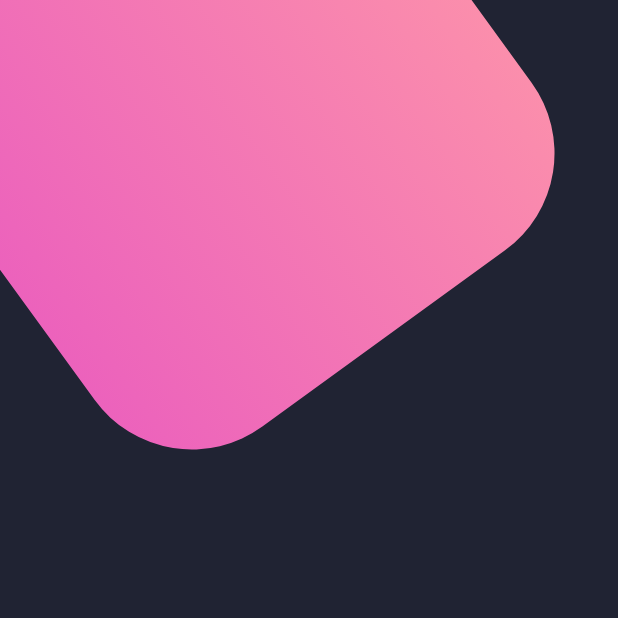
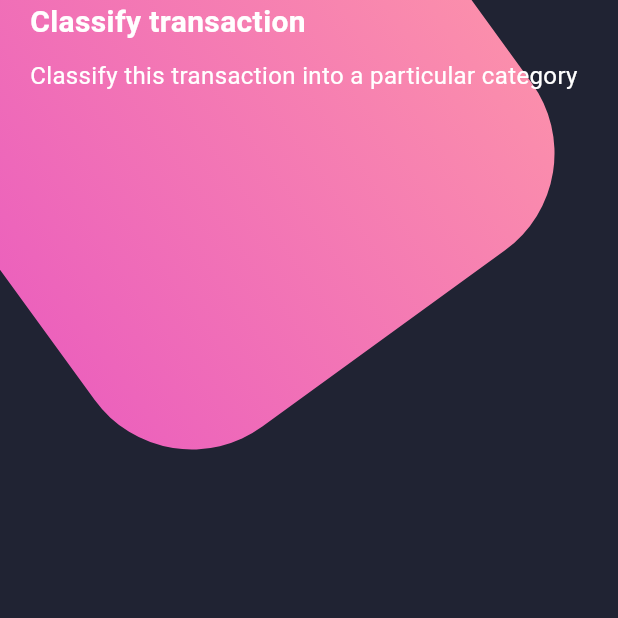
Before and after one commit to Carlo10K/fl_designs, a Flutter app: the screen it shows after launch, on a phone screen of 412 x 824 dp, the top half of it. Run offline on Flutter 3.47's test engine with Material 3 defaults, Android fonts, the light colour scheme and no system bars.

Commit message:
page title

```diff
--- a/lib/main.dart
+++ b/lib/main.dart
@@ -2,6 +2,7 @@
 import 'package:fl_designs/screens/home_screen.dart';
 import 'package:fl_designs/screens/scroll_design.dart';
 import 'package:flutter/material.dart';
+import 'package:flutter/services.dart';
 import 'package:flutter/widgets.dart';
 
 void main() => runApp(const MyApp());
@@ -11,6 +12,7 @@
 
   @override
   Widget build(BuildContext context) {
+    SystemChrome.setSystemUIOverlayStyle(SystemUiOverlayStyle.light);
     return MaterialApp(
       debugShowCheckedModeBanner: false,
       title: 'Material App',
--- a/lib/screens/home_screen.dart
+++ b/lib/screens/home_screen.dart
@@ -1,4 +1,5 @@
 import 'package:fl_designs/widgets/background.dart';
+import 'package:fl_designs/widgets/page_title.dart';
 import 'package:flutter/material.dart';
 
 class HomeScreen extends StatelessWidget {
@@ -9,9 +10,27 @@
     return Scaffold(
       body: Center(
         child: Stack(
-          children: [Background()],
+          children: [Background(), _HomeBody()],
         ),
       ),
     );
   }
 }
+
+class _HomeBody extends StatelessWidget {
+  const _HomeBody({
+    super.key,
+  });
+
+  @override
+  Widget build(BuildContext context) {
+    return const SingleChildScrollView(
+      child: SafeArea(
+        bottom: false,
+        child: Column(
+          children: [PageTitle()],
+        ),
+      ),
+    );
+  }
+}
--- /dev/null
+++ b/lib/widgets/page_title.dart
@@ -0,0 +1,27 @@
+import 'package:flutter/material.dart';
+
+class PageTitle extends StatelessWidget {
+  const PageTitle({super.key});
+
+  @override
+  Widget build(BuildContext context) {
+    return Container(
+      margin: const EdgeInsets.symmetric(horizontal: 20),
+      child: const Column(
+        crossAxisAlignment: CrossAxisAlignment.start,
+        children: [
+          Text(
+            'Classify transaction',
+            style: TextStyle(
+                fontSize: 20, fontWeight: FontWeight.bold, color: Colors.white),
+          ),
+          SizedBox(
+            height: 10,
+          ),
+          Text('Classify this transaction into a particular category',
+              style: TextStyle(fontSize: 16, color: Colors.white))
+        ],
+      ),
+    );
+  }
+}
```
